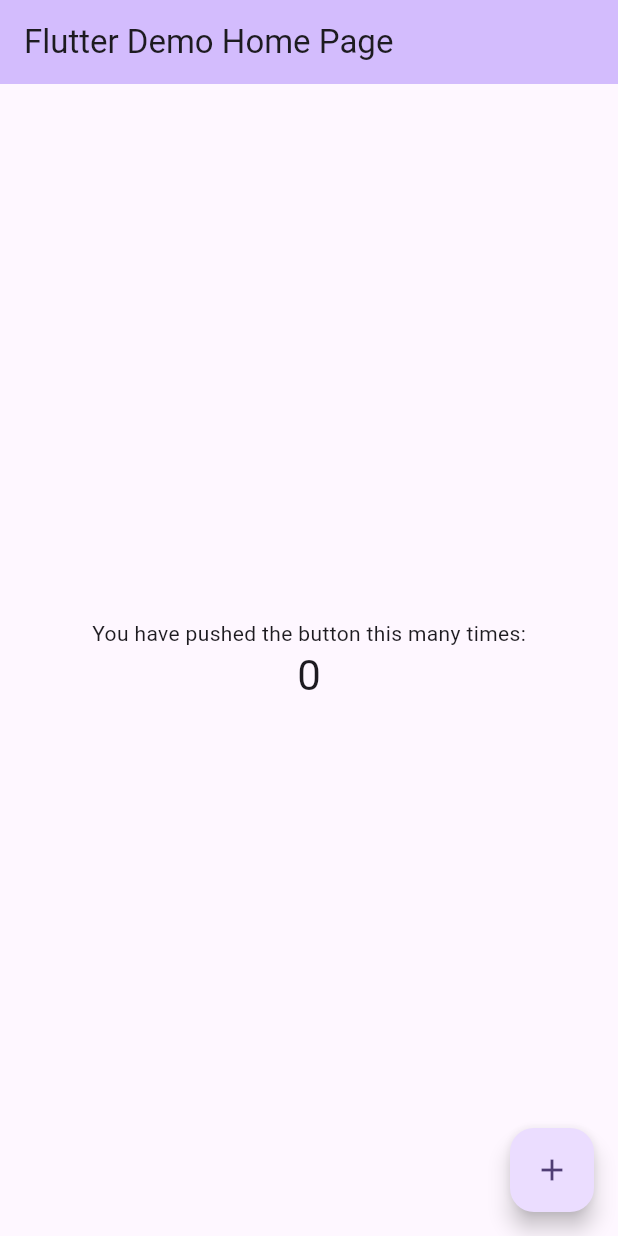
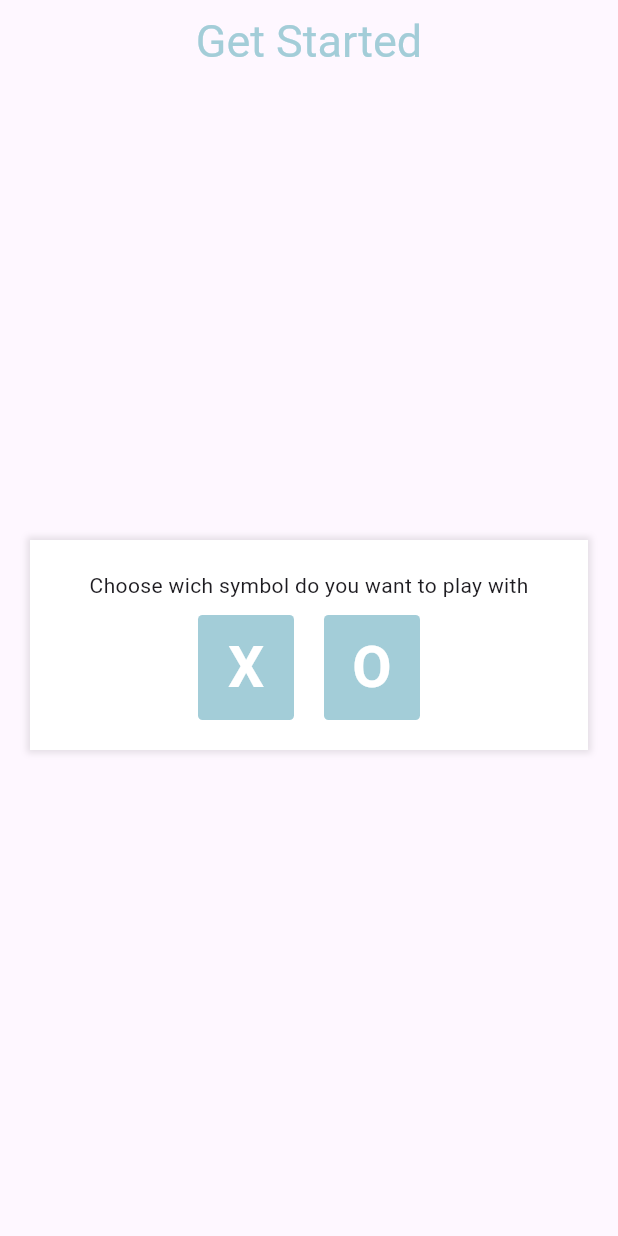
Before and after one commit to MaisamNeyaziYaseen/XOGame, a Flutter app: the screen it shows after launch, on a phone screen of 412 x 824 dp. Run offline on Flutter 3.47's test engine with Material 2 defaults, Android fonts, the phone set to English and light mode, and no system bars; our stand-ins replace flutter_riverpod, simple_animations.

Commit message:
first commit

```diff
--- a/lib/main.dart
+++ b/lib/main.dart
@@ -1,7 +1,9 @@
 import 'package:flutter/material.dart';
+import 'package:flutter_riverpod/flutter_riverpod.dart';
+import 'package:task4/modules/xo_game/view/get_started.dart';
 
 void main() {
-  runApp(const MyApp());
+  runApp(ProviderScope(child: const MyApp()));
 }
 
 class MyApp extends StatelessWidget {
@@ -11,115 +13,12 @@ class MyApp extends StatelessWidget {
   @override
   Widget build(BuildContext context) {
     return MaterialApp(
-      title: 'Flutter Demo',
+      debugShowCheckedModeBanner: false,
       theme: ThemeData(
-        // This is the theme of your application.
-        //
-        // TRY THIS: Try running your application with "flutter run". You'll see
-        // the application has a blue toolbar. Then, without quitting the app,
-        // try changing the seedColor in the colorScheme below to Colors.green
-        // and then invoke "hot reload" (save your changes or press the "hot
-        // reload" button in a Flutter-supported IDE, or press "r" if you used
-        // the command line to start the app).
-        //
-        // Notice that the counter didn't reset back to zero; the application
-        // state is not lost during the reload. To reset the state, use hot
-        // restart instead.
-        //
-        // This works for code too, not just values: Most code changes can be
-        // tested with just a hot reload.
         colorScheme: ColorScheme.fromSeed(seedColor: Colors.deepPurple),
         useMaterial3: true,
       ),
-      home: const MyHomePage(title: 'Flutter Demo Home Page'),
+      home: GetStarted(),
     );
   }
 }
-
-class MyHomePage extends StatefulWidget {
-  const MyHomePage({super.key, required this.title});
-
-  // This widget is the home page of your application. It is stateful, meaning
-  // that it has a State object (defined below) that contains fields that affect
-  // how it looks.
-
-  // This class is the configuration for the state. It holds the values (in this
-  // case the title) provided by the parent (in this case the App widget) and
-  // used by the build method of the State. Fields in a Widget subclass are
-  // always marked "final".
-
-  final String title;
-
-  @override
-  State<MyHomePage> createState() => _MyHomePageState();
-}
-
-class _MyHomePageState extends State<MyHomePage> {
-  int _counter = 0;
-
-  void _incrementCounter() {
-    setState(() {
-      // This call to setState tells the Flutter framework that something has
-      // changed in this State, which causes it to rerun the build method below
-      // so that the display can reflect the updated values. If we changed
-      // _counter without calling setState(), then the build method would not be
-      // called again, and so nothing would appear to happen.
-      _counter++;
-    });
-  }
-
-  @override
-  Widget build(BuildContext context) {
-    // This method is rerun every time setState is called, for instance as done
-    // by the _incrementCounter method above.
-    //
-    // The Flutter framework has been optimized to make rerunning build methods
-    // fast, so that you can just rebuild anything that needs updating rather
-    // than having to individually change instances of widgets.
-    return Scaffold(
-      appBar: AppBar(
-        // TRY THIS: Try changing the color here to a specific color (to
-        // Colors.amber, perhaps?) and trigger a hot reload to see the AppBar
-        // change color while the other colors stay the same.
-        backgroundColor: Theme.of(context).colorScheme.inversePrimary,
-        // Here we take the value from the MyHomePage object that was created by
-        // the App.build method, and use it to set our appbar title.
-        title: Text(widget.title),
-      ),
-      body: Center(
-        // Center is a layout widget. It takes a single child and positions it
-        // in the middle of the parent.
-        child: Column(
-          // Column is also a layout widget. It takes a list of children and
-          // arranges them vertically. By default, it sizes itself to fit its
-          // children horizontally, and tries to be as tall as its parent.
-          //
-          // Column has various properties to control how it sizes itself and
-          // how it positions its children. Here we use mainAxisAlignment to
-          // center the children vertically; the main axis here is the vertical
-          // axis because Columns are vertical (the cross axis would be
-          // horizontal).
-          //
-          // TRY THIS: Invoke "debug painting" (choose the "Toggle Debug Paint"
-          // action in the IDE, or press "p" in the console), to see the
-          // wireframe for each widget.
-          mainAxisAlignment: MainAxisAlignment.center,
-          children: <Widget>[
-            const Text(
-              'You have pushed the button this many times:',
-            ),
-            Text(
-              '$_counter',
-              style: Theme.of(context).textTheme.headlineMedium,
-            ),
-          ],
-        ),
-      ),
-      floatingActionButton: FloatingActionButton(
-        onPressed: _incrementCounter,
-        tooltip: 'Increment',
-        child: const Icon(Icons.add),
-      ), // This trailing comma makes auto-formatting nicer for build methods.
-    );
-  }
-}
--- /dev/null
+++ b/lib/modules/xo_game/controller/game_controller.dart
@@ -0,0 +1,30 @@
+import 'package:flutter/material.dart';
+import 'package:flutter_riverpod/flutter_riverpod.dart';
+
+ChangeNotifierProvider<GameController> gameProvider =
+    ChangeNotifierProvider<GameController>((ref) => GameController());
+
+class GameController extends ChangeNotifier {
+  String _userSymbol = "X";
+  bool _isXSelected = false;
+  bool _isOSelected = false;
+
+  setUserSymbol(String v) {
+    _userSymbol = v;
+    notifyListeners();
+  }
+
+  setisXSelected(bool v) {
+    _isXSelected = v;
+    notifyListeners();
+  }
+
+  setisOSelected(bool v) {
+    _isOSelected = v;
+    notifyListeners();
+  }
+
+  String get getUserSymbol => _userSymbol;
+  bool get getisXSelected => _isXSelected;
+  bool get getisOSelected => _isOSelected;
+}
--- /dev/null
+++ b/lib/modules/xo_game/view/get_started.dart
@@ -0,0 +1,106 @@
+import 'package:flutter/material.dart';
+import 'package:flutter_riverpod/flutter_riverpod.dart';
+import 'package:task4/modules/xo_game/controller/game_controller.dart';
+import 'package:task4/modules/xo_game/widgets/symbol_button.dart';
+
+class GetStarted extends ConsumerWidget {
+  @override
+  Widget build(BuildContext context, WidgetRef ref) {
+    return SafeArea(
+      child: Scaffold(
+        appBar: AppBar(
+          title: Center(
+            child: Text(
+              "Get Started",
+              style: TextStyle(fontSize: 30, color: Color(0xffA3CDD8)),
+            ),
+          ),
+        ),
+        body: Align(
+          alignment: Alignment.center,
+          child: Column(
+            mainAxisAlignment: MainAxisAlignment.center,
+            crossAxisAlignment: CrossAxisAlignment.center,
+            children: [
+              Container(
+                padding: const EdgeInsets.all(20),
+                margin: EdgeInsets.all(20),
+                decoration: BoxDecoration(
+                  color: Colors.white,
+                  boxShadow: [
+                    BoxShadow(
+                        color: Colors.black.withOpacity(0.1),
+                        spreadRadius: 2,
+                        blurRadius: 3)
+                  ],
+                ),
+                child: Column(
+                  children: [
+                    const Text("Choose wich symbol do you want to play with"),
+                    SizedBox(
+                      height: 10,
+                    ),
+                    Row(
+                      mainAxisAlignment: MainAxisAlignment.center,
+                      children: [
+                        SymbolButton(
+                          symbol: "X",
+                          color: ref.watch(gameProvider).getisXSelected
+                              ? Colors.yellow
+                              : Color(0xffA3CDD8),
+                          onTap: () {
+                            ref.watch(gameProvider).setUserSymbol("X");
+                            ref.read(gameProvider).setisXSelected(
+                                !ref.watch(gameProvider).getisXSelected);
+                            if (ref.watch(gameProvider).getisOSelected) {
+                              ref.read(gameProvider).setisOSelected(false);
+                            }
+                          },
+                        ),
+                        SizedBox(
+                          width: 20,
+                        ),
+                        SymbolButton(
+                          symbol: "O",
+                          color: ref.watch(gameProvider).getisOSelected
+                              ? Colors.yellow
+                              : Color(0xffA3CDD8),
+                          onTap: () {
+                            ref.watch(gameProvider).setUserSymbol("O");
+                            ref.read(gameProvider).setisOSelected(
+                                !ref.watch(gameProvider).getisOSelected);
+                            if (ref.watch(gameProvider).getisXSelected) {
+                              ref.read(gameProvider).setisXSelected(false);
+                            }
+                          },
+                        )
+                      ],
+                    )
+                  ],
+                ),
+              ),
+              SizedBox(
+                height: 20,
+              ),
+              if (ref.watch(gameProvider).getisOSelected ||
+                  ref.watch(gameProvider).getisXSelected)
+                ElevatedButton(
+                  onPressed: () {},
+                  child: Text(
+                    "Start The Game",
+                    style: TextStyle(
+                        fontSize: 18,
+                        color: Colors.white,
+                        fontWeight: FontWeight.bold),
+                  ),
+                  style: ElevatedButton.styleFrom(
+                    backgroundColor: Color(0xffA3CDD8),
+                  ),
+                )
+            ],
+          ),
+        ),
+      ),
+    );
+  }
+}
--- a/lib/modules/xo_game/view/splash_screen.dart
+++ b/lib/modules/xo_game/view/splash_screen.dart
@@ -1,5 +1,6 @@
 import 'package:flutter/material.dart';
 import 'package:simple_animations/animation_builder/play_animation_builder.dart';
+import 'package:task4/modules/xo_game/view/get_started.dart';
 
 class SplashScreen extends StatelessWidget {
   const SplashScreen({Key? key}) : super(key: key);
@@ -14,13 +15,11 @@ class SplashScreen extends StatelessWidget {
           curve: Curves.easeInOut,
           tween: Tween<double>(begin: -100.0, end: 200.0),
           builder: (context, value, child) {
-            return Image.asset( "logo.png",width: value, height: value);
+            return Image.asset("logo.png", width: value, height: value);
           },
           onCompleted: () {
-            // Navigator.pushReplacement(
-            //     context,
-            //     MaterialPageRoute(
-            //         builder: (context) => const HomeScreen()));
+            Navigator.pushReplacement(
+                context, MaterialPageRoute(builder: (context) => GetStarted()));
           },
         ),
       ),
--- /dev/null
+++ b/lib/modules/xo_game/widgets/symbol_button.dart
@@ -0,0 +1,31 @@
+import 'package:flutter/material.dart';
+import 'package:flutter_riverpod/flutter_riverpod.dart';
+import 'package:task4/modules/xo_game/controller/game_controller.dart';
+
+class SymbolButton extends ConsumerWidget {
+  String symbol;
+  Function onTap;
+  Color color;
+
+  SymbolButton(
+      {required this.symbol, required this.color, required this.onTap});
+
+  @override
+  Widget build(BuildContext context, WidgetRef ref) {
+    return TextButton(
+      onPressed: () {
+        onTap();
+      },
+      style: TextButton.styleFrom(
+          backgroundColor: color,
+          shape: RoundedRectangleBorder(
+            borderRadius: BorderRadius.circular(3),
+          )),
+      child: Text(
+        symbol,
+        style: TextStyle(
+            color: Colors.white, fontSize: 38, fontWeight: FontWeight.bold),
+      ),
+    );
+  }
+}
--- a/pubspec.yaml
+++ b/pubspec.yaml
@@ -36,6 +36,7 @@ dependencies:
   # Use with the CupertinoIcons class for iOS style icons.
   cupertino_icons: ^1.0.2
   simple_animations: ^5.0.2
+  flutter_riverpod: ^2.3.6
 
 dev_dependencies:
   flutter_test:
```
Also changed, not shown: pubspec.lock.
